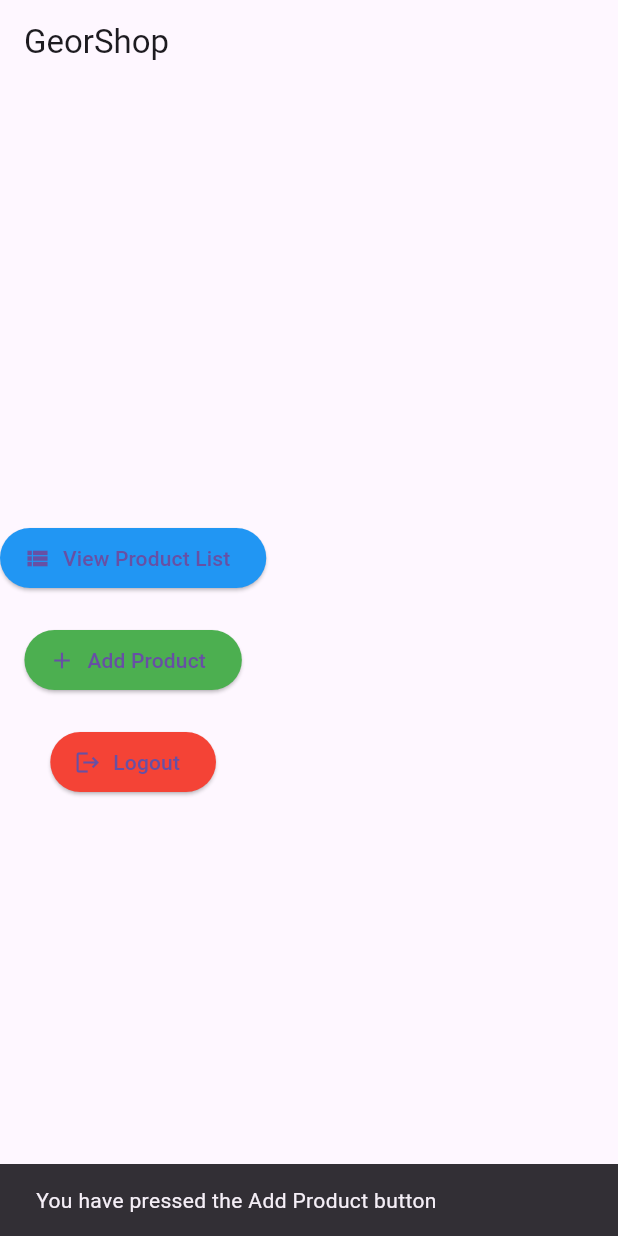
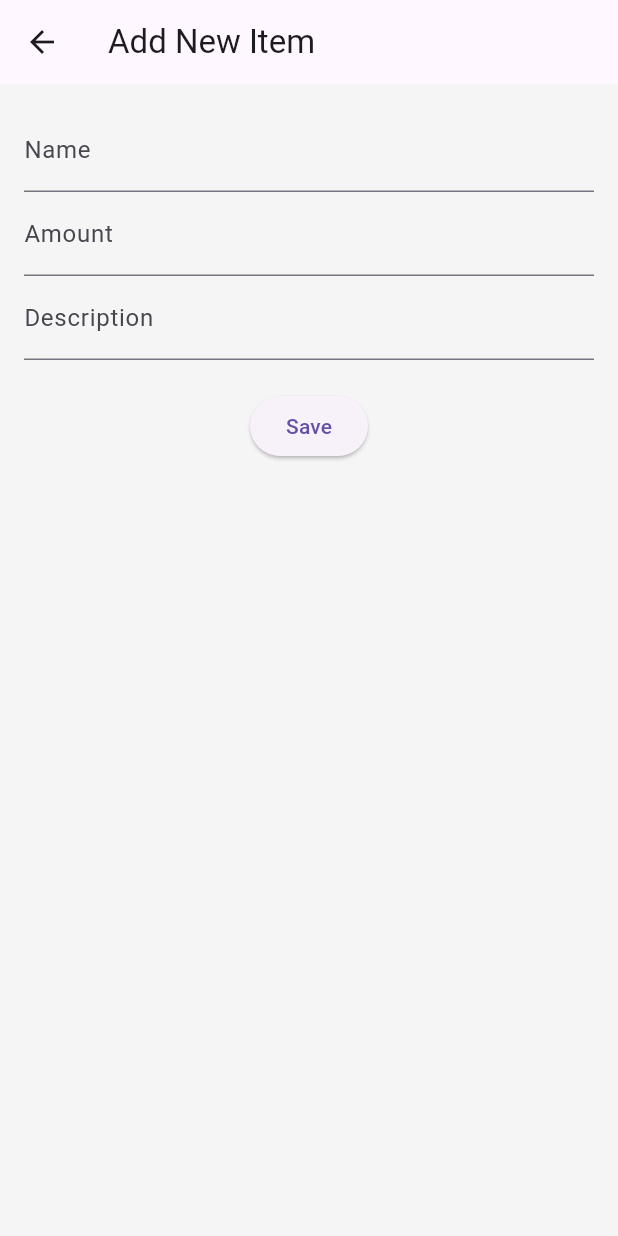
Before and after one commit to geordievannese/GeorShopMobile, a Flutter app: the screen it shows after launch, after a tap on "Add Product", on a phone screen of 412 x 824 dp. Run offline on Flutter 3.47's test engine with Material 3 defaults, Android fonts, the light colour scheme and no system bars.

Commit message:
Assignment 8

```diff
--- /dev/null
+++ b/lib/add_item_page.dart
@@ -0,0 +1,96 @@
+import 'package:flutter/material.dart';
+
+class AddItemPage extends StatefulWidget {
+  @override
+  _AddItemPageState createState() => _AddItemPageState();
+}
+
+class _AddItemPageState extends State<AddItemPage> {
+  final _formKey = GlobalKey<FormState>();
+  String _name = '';
+  int _amount = 0;
+  String _description = '';
+
+  @override
+  Widget build(BuildContext context) {
+    return Scaffold(
+      appBar: AppBar(
+        title: const Text('Add New Item'),
+      ),
+      body: Padding(
+        padding: const EdgeInsets.all(16.0),
+        child: Form(
+          key: _formKey,
+          child: Column(
+            children: [
+              TextFormField(
+                decoration: const InputDecoration(labelText: 'Name'),
+                validator: (value) {
+                  if (value == null || value.isEmpty) {
+                    return 'Please enter a name';
+                  }
+                  if (value.length < 3) {
+                    return 'Name should be at least 3 characters';
+                  }
+                  return null;
+                },
+                onSaved: (value) => _name = value!,
+              ),
+              TextFormField(
+                decoration: const InputDecoration(labelText: 'Amount'),
+                keyboardType: TextInputType.number,
+                validator: (value) {
+                  if (value == null || value.isEmpty) {
+                    return 'Please enter an amount';
+                  }
+                  final intValue = int.tryParse(value);
+                  if (intValue == null || intValue <= 0) {
+                    return 'Please enter a positive integer';
+                  }
+                  return null;
+                },
+                onSaved: (value) => _amount = int.parse(value!),
+              ),
+              TextFormField(
+                decoration: const InputDecoration(labelText: 'Description'),
+                validator: (value) {
+                  if (value == null || value.isEmpty) {
+                    return 'Please enter a description';
+                  }
+                  if (value.length > 100) {
+                    return 'Description should be less than 100 characters';
+                  }
+                  return null;
+                },
+                onSaved: (value) => _description = value!,
+              ),
+              const SizedBox(height: 20),
+              ElevatedButton(
+                onPressed: () {
+                  if (_formKey.currentState!.validate()) {
+                    _formKey.currentState!.save();
+                    showDialog(
+                      context: context,
+                      builder: (context) => AlertDialog(
+                        title: const Text('Item Added'),
+                        content: Text(
+                            'Name: $_name\nAmount: $_amount\nDescription: $_description'),
+                        actions: [
+                          TextButton(
+                            onPressed: () => Navigator.pop(context),
+                            child: const Text('OK'),
+                          ),
+                        ],
+                      ),
+                    );
+                  }
+                },
+                child: const Text('Save'),
+              ),
+            ],
+          ),
+        ),
+      ),
+    );
+  }
+}
--- a/lib/main.dart
+++ b/lib/main.dart
@@ -1,4 +1,5 @@
 import 'package:flutter/material.dart';
+import 'add_item_page.dart';
 
 void main() {
   runApp(const MyApp());
@@ -11,7 +12,10 @@ class MyApp extends StatelessWidget {
   Widget build(BuildContext context) {
     return MaterialApp(
       title: 'E-Commerce App',
-      theme: ThemeData(primarySwatch: Colors.blue),
+      theme: ThemeData(
+        primarySwatch: Colors.blue,
+        scaffoldBackgroundColor: Colors.grey[100],
+      ),
       home: const HomeScreen(),
     );
   }
@@ -23,7 +27,54 @@ class HomeScreen extends StatelessWidget {
   @override
   Widget build(BuildContext context) {
     return Scaffold(
-      appBar: AppBar(title: const Text("GeorShop")),
+      appBar: AppBar(
+        title: const Text(
+          "GeorShop",
+          style: TextStyle(color: Colors.white),
+        ),
+        centerTitle: true,
+        elevation: 0,
+        backgroundColor: Colors.blue[900],
+        iconTheme: const IconThemeData(color: Colors.white),
+      ),
+      drawer: Drawer(
+        child: ListView(
+          padding: EdgeInsets.zero,
+          children: [
+            const DrawerHeader(
+              decoration: BoxDecoration(
+                color: Colors.blueAccent,
+              ),
+              child: Text(
+                'Navigation',
+                style: TextStyle(color: Colors.white, fontSize: 24, fontWeight: FontWeight.bold),
+              ),
+            ),
+            ListTile(
+              leading: const Icon(Icons.home, color: Colors.blueAccent),
+              title: const Text('Home'),
+              onTap: () {
+                Navigator.pop(context);
+                Navigator.pushReplacement(
+                  context,
+                  MaterialPageRoute(builder: (context) => const HomeScreen()),
+                );
+              },
+            ),
+            ListTile(
+              leading: const Icon(Icons.add, color: Colors.green),
+              title: const Text('Add Item'),
+              onTap: () {
+                Navigator.pop(context);
+                Navigator.push(
+                  context,
+                  MaterialPageRoute(builder: (context) => AddItemPage()),
+                );
+              },
+            ),
+          ],
+        ),
+      ),
       body: const ButtonSection(),
     );
   }
@@ -34,42 +85,79 @@ class ButtonSection extends StatelessWidget {
 
   @override
   Widget build(BuildContext context) {
-    return Column(
+    return Center(
+      child: Row(
         mainAxisAlignment: MainAxisAlignment.center,
         children: [
-        ElevatedButton.icon(
-          style: ElevatedButton.styleFrom(backgroundColor: Colors.blue),
+          CustomButton(
+            color: Colors.blueAccent,
+            icon: Icons.view_list,
+            label: "View Product List",
             onPressed: () {
               ScaffoldMessenger.of(context).showSnackBar(
                 const SnackBar(content: Text("You have pressed the View Product List button")),
               );
             },
-          icon: Icon(Icons.view_list),
-          label: const Text("View Product List"),
           ),
-        const SizedBox(height: 20), // Spacer between buttons
-        ElevatedButton.icon(
-          style: ElevatedButton.styleFrom(backgroundColor: Colors.green),
+          const SizedBox(width: 20),
+          CustomButton(
+            color: Colors.green,
+            icon: Icons.add,
+            label: "Add Product",
             onPressed: () {
-            ScaffoldMessenger.of(context).showSnackBar(
-              const SnackBar(content: Text("You have pressed the Add Product button")),
+              Navigator.push(
+                context,
+                MaterialPageRoute(builder: (context) => AddItemPage()),
               );
             },
-          icon: Icon(Icons.add),
-          label: const Text("Add Product"),
           ),
-        const SizedBox(height: 20),
-        ElevatedButton.icon(
-          style: ElevatedButton.styleFrom(backgroundColor: Colors.red),
+          const SizedBox(width: 20),
+          CustomButton(
+            color: Colors.redAccent,
+            icon: Icons.logout,
+            label: "Logout",
             onPressed: () {
               ScaffoldMessenger.of(context).showSnackBar(
                 const SnackBar(content: Text("You have pressed the Logout button")),
               );
             },
-          icon: Icon(Icons.logout),
-          label: const Text("Logout"),
           ),
         ],
+      ),
     );
   }
 }
+
+class CustomButton extends StatelessWidget {
+  final Color color;
+  final IconData icon;
+  final String label;
+  final VoidCallback onPressed;
+
+  const CustomButton({
+    Key? key,
+    required this.color,
+    required this.icon,
+    required this.label,
+    required this.onPressed,
+  }) : super(key: key);
+
+  @override
+  Widget build(BuildContext context) {
+    return ElevatedButton.icon(
+      style: ElevatedButton.styleFrom(
+        backgroundColor: color,
+        foregroundColor: Colors.white,
+        padding: const EdgeInsets.symmetric(horizontal: 20, vertical: 15),
+        textStyle: const TextStyle(fontSize: 16, fontWeight: FontWeight.bold),
+        shape: RoundedRectangleBorder(
+          borderRadius: BorderRadius.circular(30),
+        ),
+        elevation: 5,
+      ),
+      onPressed: onPressed,
+      icon: Icon(icon, size: 24),
+      label: Text(label),
+    );
+  }
+}
```
Also changed, not shown: 1 other file. Lines whose indentation alone changed are shown as unchanged.
